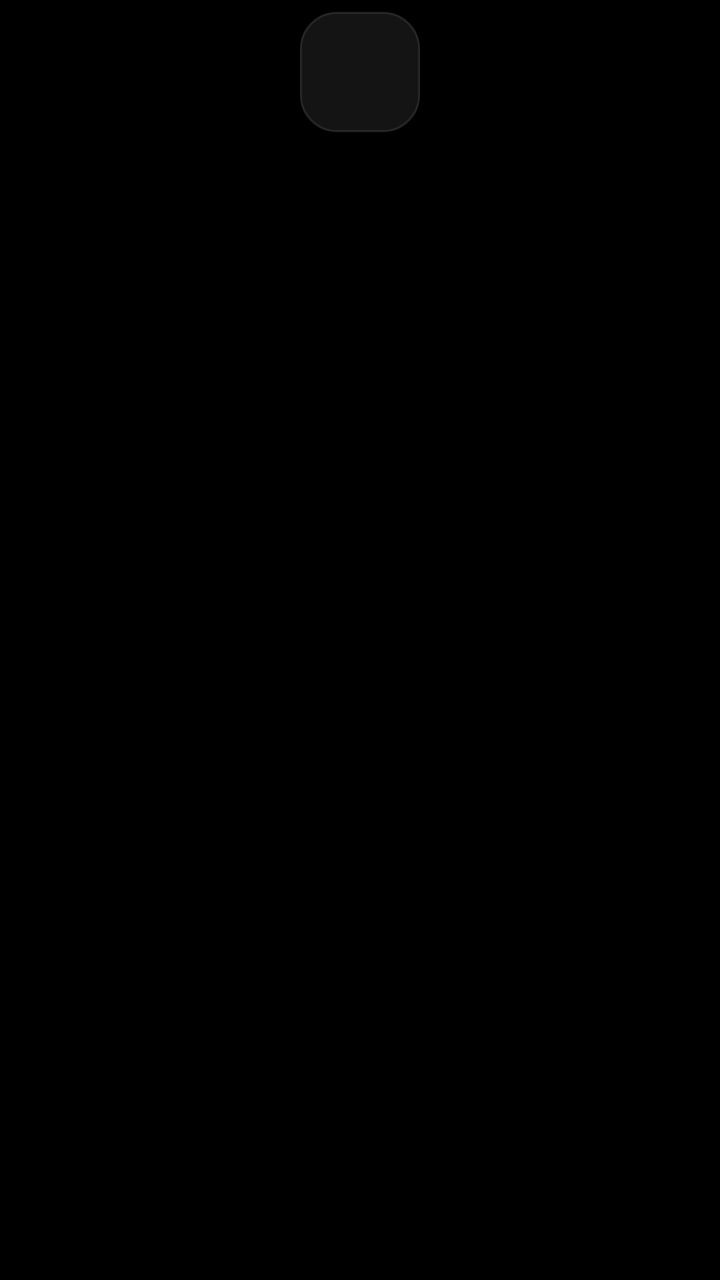
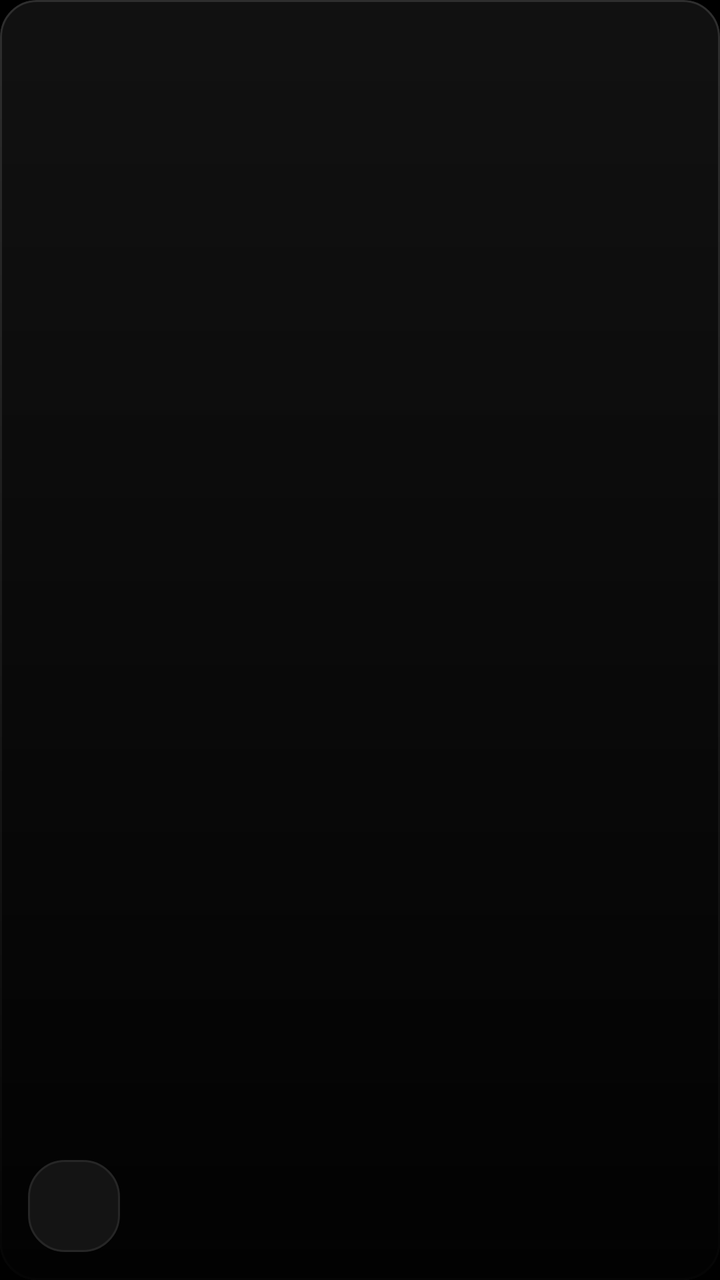

Screens rendered from an Android XML layout before and after an edit, with the pre-edit source and the edit as a unified diff.
<!-- AndroidManifest.xml: application theme App -->
<!-- res/layout/item_game.xml -->
<?xml version="1.0" encoding="utf-8"?>
<LinearLayout xmlns:android="http://schemas.android.com/apk/res/android" android:layout_width="match_parent" android:layout_height="wrap_content" android:orientation="vertical" android:gravity="center_horizontal" android:padding="6dp">
    <ImageView android:id="@+id/gIcon" android:layout_width="60dp" android:layout_height="60dp" android:padding="8dp" android:background="@drawable/tile"/>
    <TextView android:id="@+id/gName" android:layout_width="match_parent" android:layout_height="wrap_content" android:layout_marginTop="6dp" android:gravity="center" android:maxLines="1" android:ellipsize="end" android:textColor="@color/muted" android:textSize="11sp"/>
</LinearLayout>
<!-- resources referenced by this layout -->
<resources>
  <color name="muted">#8C8C8C</color>
  <!-- drawable tile (drawable) -->
  <shape xmlns:android="http://schemas.android.com/apk/res/android"><solid android:color="#141414"/><corners android:radius="18dp"/><stroke android:width="1dp" android:color="#262626"/></shape>
  <style name="App" parent="@android:style/Theme.Material.NoActionBar">
          <item name="android:windowBackground">@drawable/bg_main</item>
          <item name="android:statusBarColor">@color/bg</item>
          <item name="android:navigationBarColor">@color/bg</item>
          <item name="android:colorAccent">@color/text</item>
      </style>
  <!-- drawable bg_main (drawable) -->
  <shape xmlns:android="http://schemas.android.com/apk/res/android"><solid android:color="#000000"/></shape>
  <color name="bg">#000000</color>
  <color name="text">#FFFFFF</color>
</resources>

<!-- the commit's change to res/layout/item_game.xml (unified diff, before → after) -->
@@ -1,5 +1,12 @@
 <?xml version="1.0" encoding="utf-8"?>
-<LinearLayout xmlns:android="http://schemas.android.com/apk/res/android" android:layout_width="match_parent" android:layout_height="wrap_content" android:orientation="vertical" android:gravity="center_horizontal" android:padding="6dp">
-    <ImageView android:id="@+id/gIcon" android:layout_width="60dp" android:layout_height="60dp" android:padding="8dp" android:background="@drawable/tile"/>
-    <TextView android:id="@+id/gName" android:layout_width="match_parent" android:layout_height="wrap_content" android:layout_marginTop="6dp" android:gravity="center" android:maxLines="1" android:ellipsize="end" android:textColor="@color/muted" android:textSize="11sp"/>
-</LinearLayout>
+<FrameLayout xmlns:android="http://schemas.android.com/apk/res/android" android:layout_width="210dp" android:layout_height="124dp" android:layout_marginEnd="12dp" android:background="@drawable/card_game" android:clipToOutline="true">
+    <ImageView android:id="@+id/gBg" android:layout_width="match_parent" android:layout_height="match_parent" android:scaleType="centerCrop" android:scaleX="2.4" android:scaleY="2.4" android:alpha="0.22"/>
+    <View android:layout_width="match_parent" android:layout_height="match_parent" android:background="@drawable/fade_bottom"/>
+    <LinearLayout android:layout_width="match_parent" android:layout_height="match_parent" android:gravity="bottom|start" android:padding="14dp">
+        <ImageView android:id="@+id/gIcon" android:layout_width="46dp" android:layout_height="46dp" android:padding="5dp" android:background="@drawable/tile"/>
+        <LinearLayout android:layout_width="0dp" android:layout_height="wrap_content" android:layout_weight="1" android:orientation="vertical" android:layout_marginStart="12dp">
+            <TextView android:id="@+id/gName" android:layout_width="match_parent" android:layout_height="wrap_content" android:maxLines="1" android:ellipsize="end" android:textColor="@color/text" android:textSize="14sp" android:fontFamily="sans-serif-medium"/>
+            <TextView android:id="@+id/gVer" android:layout_width="wrap_content" android:layout_height="wrap_content" android:textColor="@color/muted" android:textSize="11sp"/>
+        </LinearLayout>
+    </LinearLayout>
+</FrameLayout>
<!-- resource entries referenced after the edit -->
@@ -13,5 +13,9 @@
   <shape xmlns:android="http://schemas.android.com/apk/res/android"><solid android:color="#000000"/></shape>
   <color name="bg">#000000</color>
   <color name="text">#FFFFFF</color>
+  <!-- drawable card_game (drawable) -->
+  <shape xmlns:android="http://schemas.android.com/apk/res/android"><solid android:color="#111111"/><corners android:radius="18dp"/><stroke android:width="1dp" android:color="#2E2E2E"/></shape>
+  <!-- drawable fade_bottom (drawable) -->
+  <shape xmlns:android="http://schemas.android.com/apk/res/android"><gradient android:startColor="#00000000" android:endColor="#E6000000" android:angle="270"/></shape>
 </resources>
 
